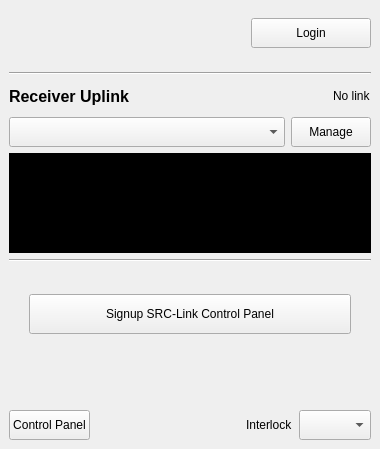
The window that src/UI/egress-link-dock.ui (OPENSPHERE-Inc/src-link) describes before a commit, drawn with Qt 5.
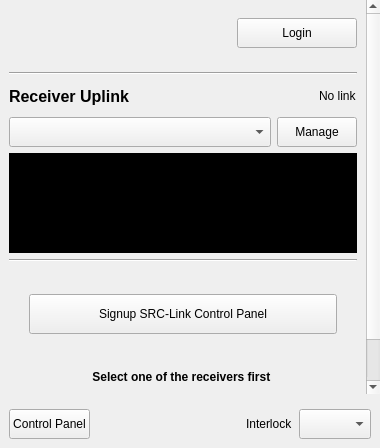
The same window after the commit. Icons and pictures are not drawn.

Commit message: - Add guidance to uplink dock. - Add guidance to ws-portal dock. - Add connection info to ws-portal dock.

```diff
--- a/src/UI/egress-link-dock.ui
+++ b/src/UI/egress-link-dock.ui
@@ -7,7 +7,7 @@
     <x>0</x>
     <y>0</y>
     <width>380</width>
-    <height>449</height>
+    <height>448</height>
    </rect>
   </property>
   <property name="sizePolicy">
@@ -65,9 +65,9 @@
       <property name="geometry">
        <rect>
         <x>0</x>
-        <y>0</y>
-        <width>380</width>
-        <height>395</height>
+        <y>-62</y>
+        <width>368</width>
+        <height>456</height>
        </rect>
       </property>
       <property name="minimumSize">
@@ -423,6 +423,42 @@
          </layout>
         </widget>
        </item>
+       <item>
+        <widget class="QWidget" name="guidanceWidget" native="true">
+         <layout class="QVBoxLayout" name="verticalLayout_3">
+          <property name="leftMargin">
+           <number>9</number>
+          </property>
+          <property name="topMargin">
+           <number>10</number>
+          </property>
+          <property name="rightMargin">
+           <number>9</number>
+          </property>
+          <property name="bottomMargin">
+           <number>10</number>
+          </property>
+          <item>
+           <widget class="QLabel" name="guidanceLabel">
+            <property name="font">
+             <font>
+              <bold>true</bold>
+             </font>
+            </property>
+            <property name="text">
+             <string>Select one of the receivers first </string>
+            </property>
+            <property name="alignment">
+             <set>Qt::AlignmentFlag::AlignCenter</set>
+            </property>
+            <property name="wordWrap">
+             <bool>true</bool>
+            </property>
+           </widget>
+          </item>
+         </layout>
+        </widget>
+       </item>
        <item>
         <spacer name="verticalSpacer1">
          <property name="orientation">
```
The commit also changes 11 other files.
